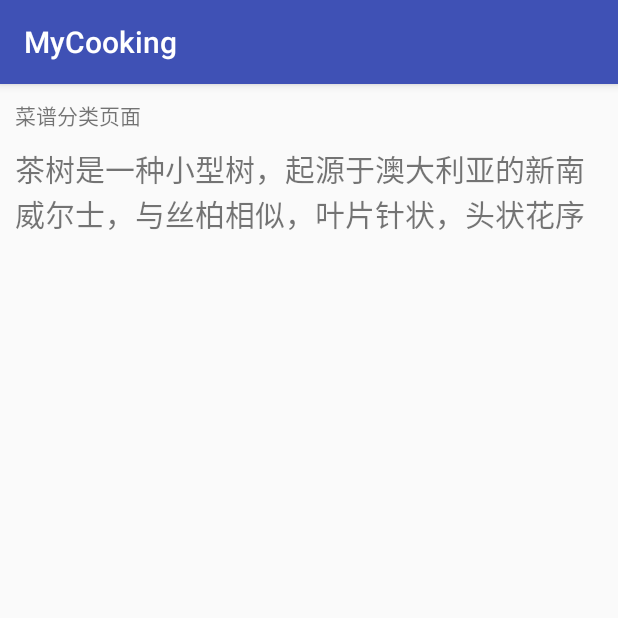
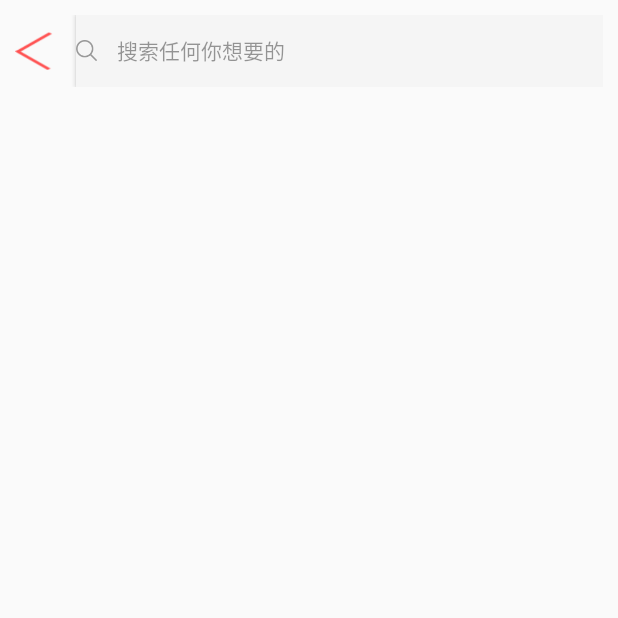
Before and after one commit to RSK16/MyCooking, an Android app: the MenuSortActivity screen opened directly, with no data from a screen before it, on a phone screen of 412 x 824 dp, the top half of it. Run offline under Robolectric (Android 15) with nearby library versions, the phone set to English and light mode, and no system bars.

```diff
--- a/app/src/main/AndroidManifest.xml
+++ b/app/src/main/AndroidManifest.xml
@@ -23,7 +23,7 @@
         android:theme="@style/AppTheme">
         <activity
             android:name=".activity.MainActivity"
-            android:theme="@android:style/Theme.NoTitleBar.Fullscreen"/>
+            android:theme="@android:style/Theme.NoTitleBar.Fullscreen" />
         <activity android:name=".activity.Shopping_NewNotifaction" />
         <activity android:name=".activity.Shopping_cart" />
         <activity android:name=".activity.MenuRankActivity" />
@@ -35,6 +35,7 @@
                 <category android:name="android.intent.category.LAUNCHER" />
             </intent-filter>
         </activity>
+        <activity android:name=".activity.BreakfestActivity"></activity>
     </application>
 
 </manifest>
--- a/app/src/main/java/com/example/mycooking/activity/MenuSortActivity.java
+++ b/app/src/main/java/com/example/mycooking/activity/MenuSortActivity.java
@@ -1,18 +1,65 @@
 package com.example.mycooking.activity;
 
+import android.content.Context;
 import android.support.v7.app.AppCompatActivity;
 import android.os.Bundle;
+import android.util.Log;
+import android.view.View;
 
 import com.example.mycooking.R;
+import com.example.mycooking.bean.Categories;
+import com.google.gson.Gson;
+
+import java.io.BufferedReader;
+import java.io.File;
+import java.io.FileInputStream;
+import java.io.FileNotFoundException;
+import java.io.InputStream;
+import java.io.InputStreamReader;
 
 public class MenuSortActivity extends AppCompatActivity {
+
+    private static final String TAG = "MenuSortActivity";
 
     @Override
     protected void onCreate(Bundle savedInstanceState) {
         super.onCreate(savedInstanceState);
         setContentView(R.layout.activity_menu_sort);
 
+        getSupportActionBar().hide();
+        //将本地的json 解析放入java bean
+        parseJsonFromLocal(this,"category.json");
+
+    }
+
+    public void back(View v){
+
+        finish();
+    }
+
+    public static void parseJsonFromLocal(Context context, String jsonfileName) {
+
+        File file = new File("/data/data/" + context.getPackageName() + "/" + jsonfileName);
+        try {
+            FileInputStream fis = new FileInputStream(file);
+            InputStreamReader reader = new InputStreamReader(fis);
+            BufferedReader bufferedReader = new BufferedReader(reader);
+            StringBuilder stringBuilder = new StringBuilder();
+            String json="";
+            while ((json = bufferedReader.readLine())!=null){
+                stringBuilder.append(json);
+            }
+            Log.i(TAG,stringBuilder.toString());
+
+            /*Gson gson = new Gson();
+            Categories categories = gson.fromJson(jsonfileName, Categories.class);*/
+
+        } catch (java.io.IOException e) {
+            e.printStackTrace();
+        }
+
 
 
     }
+
 }
--- a/app/src/main/java/com/example/mycooking/utils/CopyJsonUtils.java
+++ b/app/src/main/java/com/example/mycooking/utils/CopyJsonUtils.java
@@ -2,6 +2,8 @@ package com.example.mycooking.utils;
 
 import android.content.Context;
 import android.content.res.AssetManager;
+
+import com.google.gson.Gson;
 
 import java.io.File;
 import java.io.FileNotFoundException;
@@ -38,4 +40,6 @@ public class CopyJsonUtils {
             e.printStackTrace();
         }
     }
+
+
 }
--- a/app/src/main/res/layout/activity_menu_sort.xml
+++ b/app/src/main/res/layout/activity_menu_sort.xml
@@ -1,5 +1,6 @@
 <?xml version="1.0" encoding="utf-8"?>
-<LinearLayout xmlns:android="http://schemas.android.com/apk/res/android"
+<LinearLayout
+    xmlns:android="http://schemas.android.com/apk/res/android"
     xmlns:tools="http://schemas.android.com/tools"
     android:layout_width="match_parent"
     android:layout_height="match_parent"
@@ -7,19 +8,32 @@
     android:orientation="vertical"
     tools:context="com.example.mycooking.activity.MenuSortActivity">
 
-    <TextView
-        android:layout_width="wrap_content"
+    <LinearLayout
+        android:layout_width="match_parent"
+        android:orientation="horizontal"
         android:layout_height="wrap_content"
-        android:paddingBottom="10dp"
-        android:text="菜谱分类页面"/>
+        >
+        <Button
+            android:layout_width="25dp"
+            android:layout_height="25dp"
+            android:layout_gravity="center"
+            android:layout_marginRight="15dp"
+            android:onClick="back"
+            android:background="@drawable/back_red"/>
+        <!--
+空格：\t（一个空格）
+回车换行：\n\r（换行）
+-->
+        <Button
+            android:layout_width="match_parent"
+            android:layout_height="wrap_content"
+            android:background="#f5f5f5"
+            android:gravity="center_vertical"
+            android:textColor="#66000000"
+            android:drawableLeft="@mipmap/topsearch_icon"
+            android:text="\t搜索任何你想要的"
+            />
 
-    <com.example.mycooking.view.HideAndShowTextView
-        android:layout_width="wrap_content"
-        android:layout_height="wrap_content"
-        android:textSize="20dp"
-        android:lines="2"
-        android:text="茶树是一种小型树，起源于澳大利亚的新南威尔士，与丝柏相似，叶片针状，头状花序没有花柄、黄色或略带紫色。
-              它可以长到7m高，在湿地生长旺盛，
-            现在已有大面积栽培。这种精油只有澳大利亚生产，当地的土著居民用它治病已有很长时间了。在二战期间，精油加工者和原材料供应者可以免服兵役，
-             直到贮备有足够的茶树精油。每个士兵和水手都配给一些精油，随身带着，用于治疗热带感染和发炎的伤口。"/>
+
+    </LinearLayout>
 </LinearLayout>
```
Also changed, not shown: app/src/main/java/com/example/mycooking/activity/BreakfestActivity.java (added, +15 -0 lines), app/src/main/java/com/example/mycooking/bean/Categories.java (added, +93 -0 lines), app/src/main/java/com/example/mycooking/view/RefreshScLinearLayout.java (+14 -2 lines), app/src/main/res/layout/activity_breakfest.xml (added, +12 -0 lines), app/src/main/res/layout/myscrollview.xml (+55 -70 lines), app/src/main/res/layout/suggest_page_view.xml (+30 -25 lines), app/src/main/res/drawable/back_red.png (added), app/src/main/res/drawable/cate_fenlei_5.png (added), app/src/main/res/drawable/cate_zhushi_5.png (added), app/src/main/res/drawable/cook_detail_back_red.png (added), app/src/main/res/drawable/tj_left_icon.png (added), app/src/main/res/drawable/tj_msg.png (added), app/src/main/res/drawable/tj_top.png (added), app/src/main/res/drawable/tj_zucai.png (added).
